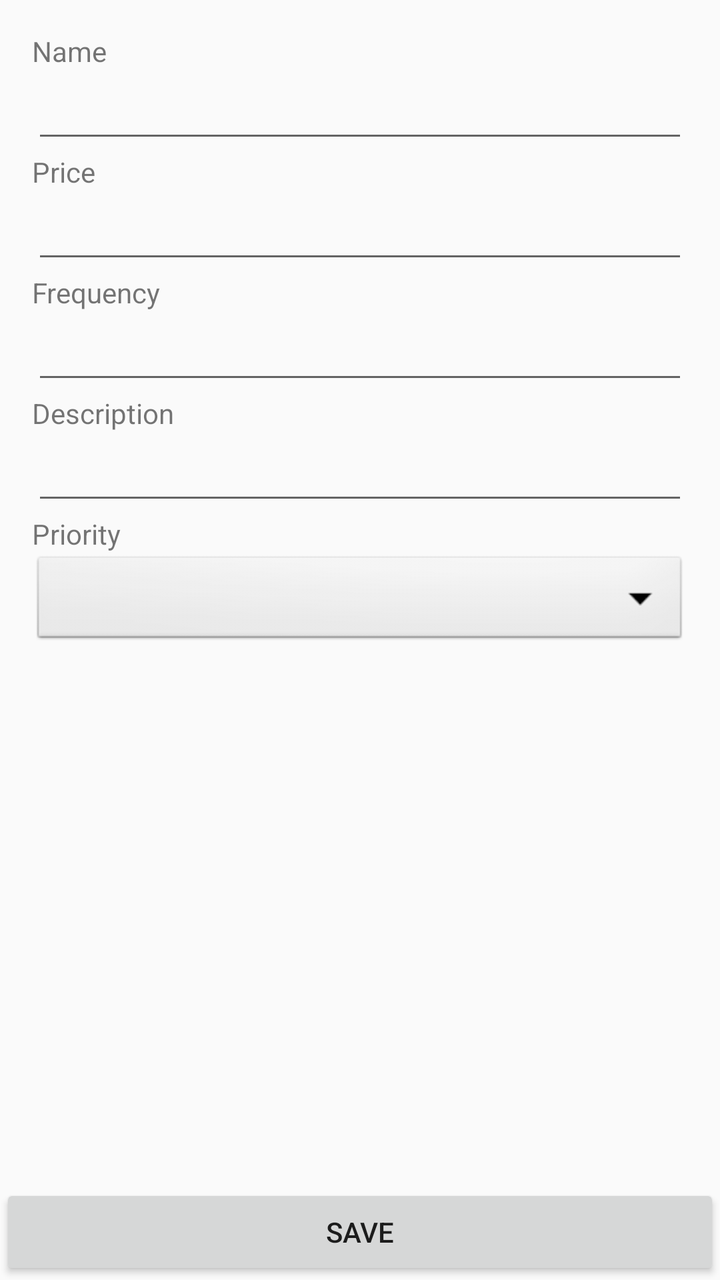
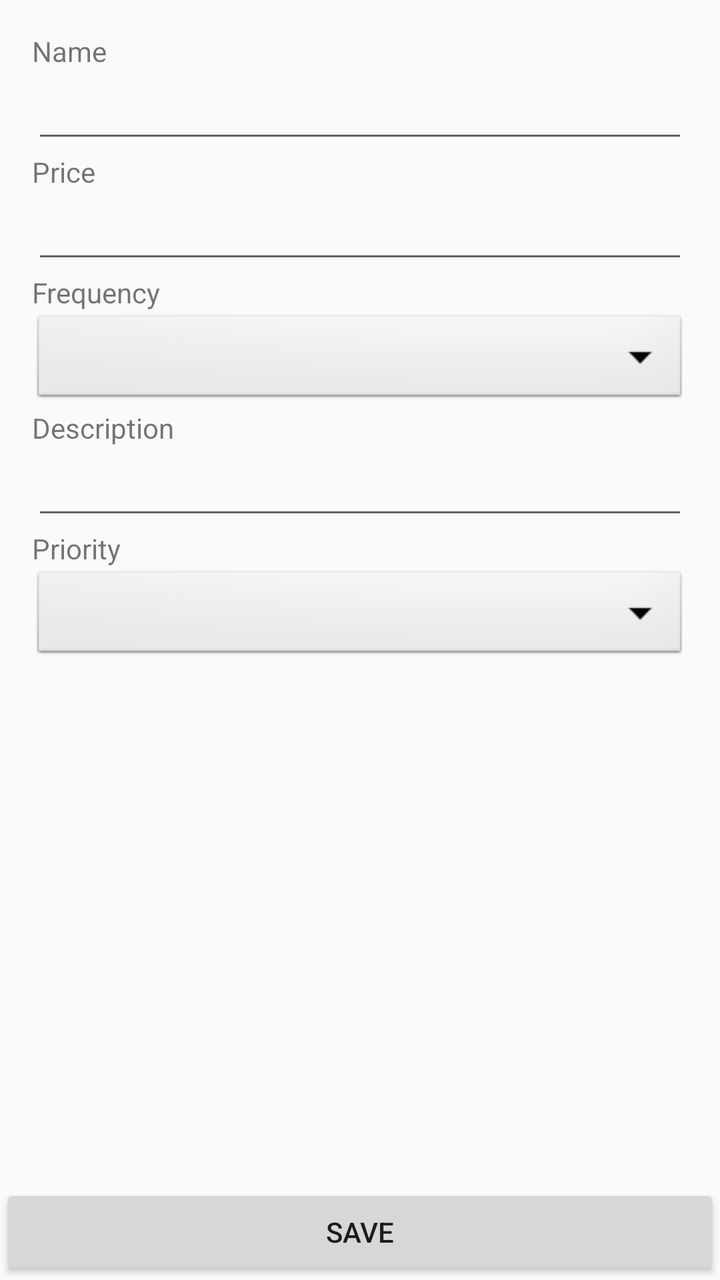

Two renders of the same Android screen: before a commit and after it. Below are the layout's source before the change and the commit's diff.
<!-- AndroidManifest.xml: application theme AppTheme -->
<!-- res/layout/activity_add_subscription.xml -->
<?xml version="1.0" encoding="utf-8"?>
<LinearLayout xmlns:android="http://schemas.android.com/apk/res/android"
    xmlns:tools="http://schemas.android.com/tools"
    android:layout_width="match_parent"
    android:layout_height="match_parent"
    tools:context=".ui.AddSubscriptionActivity"
    android:orientation="vertical">

    <LinearLayout
        android:layout_width="match_parent"
        android:layout_height="0dp"
        android:layout_weight="1"
        android:padding="16dp"
        android:orientation="vertical">

        <TextView
            android:layout_width="match_parent"
            android:layout_height="wrap_content"
            android:text="@string/name_field_label">
        </TextView>
        <EditText
            android:inputType="text"
            android:imeOptions="actionNext"
            android:id="@+id/editTextName"
            android:layout_width="match_parent"
            android:layout_height="wrap_content">
        </EditText>

        <TextView
            android:layout_width="match_parent"
            android:layout_height="wrap_content"
            android:text="@string/price_field_label">
        </TextView>
        <EditText
            android:imeOptions="actionNext"
            android:inputType="numberDecimal"
            android:id="@+id/editTextPrice"
            android:layout_width="match_parent"
            android:layout_height="wrap_content">
        </EditText>

        <TextView
            android:layout_width="match_parent"
            android:layout_height="wrap_content"
            android:text="@string/frequency_field_label">
        </TextView>
        <EditText
            android:imeOptions="actionNext"
            android:inputType="numberSigned"
            android:id="@+id/editTextFrequency"
            android:layout_width="match_parent"
            android:layout_height="wrap_content">
        </EditText>

        <TextView
            android:layout_width="match_parent"
            android:layout_height="wrap_content"
            android:text="@string/description_field_label">
        </TextView>
        <EditText
            android:inputType="text"
            android:imeOptions="actionNext"
            android:id="@+id/editTextDescription"
            android:layout_width="match_parent"
            android:layout_height="wrap_content">
        </EditText>

        <TextView
            android:layout_width="match_parent"
            android:layout_height="wrap_content"
            android:text="Priority">
        </TextView>
        <Spinner
            android:id="@+id/priorityDropDown"
            android:layout_width="match_parent"
            android:layout_height="wrap_content"
            android:background="@android:drawable/btn_dropdown"
            android:spinnerMode="dropdown"/>

    </LinearLayout>

    <LinearLayout
        android:layout_width="match_parent"
        android:layout_height="wrap_content"
        android:orientation="vertical">

        <Button
            android:id="@+id/buttonAdd"
            android:layout_width="match_parent"
            android:layout_height="wrap_content"
            android:text="@string/save"
            android:onClick="validSubscription"/>

    </LinearLayout>

</LinearLayout>
<!-- resources referenced by this layout -->
<resources>
  <string name="description_field_label">Description</string>
  <string name="frequency_field_label">Frequency</string>
  <string name="name_field_label">Name</string>
  <string name="price_field_label">Price</string>
  <string name="save">Save</string>
  <style name="AppTheme" parent="Theme.AppCompat.Light.DarkActionBar">
          
          <item name="colorPrimary">@color/colorPrimary</item>
          <item name="colorPrimaryDark">@color/colorPrimaryDark</item>
          <item name="colorAccent">@color/colorAccent</item>
      </style>
  <color name="colorPrimary">#6200EE</color>
  <color name="colorPrimaryDark">#3700B3</color>
  <color name="colorAccent">#03DAC5</color>
</resources>

<!-- the commit's change to res/layout/activity_add_subscription.xml (unified diff, before → after) -->
@@ -44,13 +44,12 @@
             android:layout_height="wrap_content"
             android:text="@string/frequency_field_label">
         </TextView>
-        <EditText
-            android:imeOptions="actionNext"
-            android:inputType="numberSigned"
-            android:id="@+id/editTextFrequency"
+        <Spinner
+            android:id="@+id/frequencyDropDown"
             android:layout_width="match_parent"
-            android:layout_height="wrap_content">
-        </EditText>
+            android:layout_height="wrap_content"
+            android:background="@android:drawable/btn_dropdown"
+            android:spinnerMode="dropdown"/>
 
         <TextView
             android:layout_width="match_parent"
